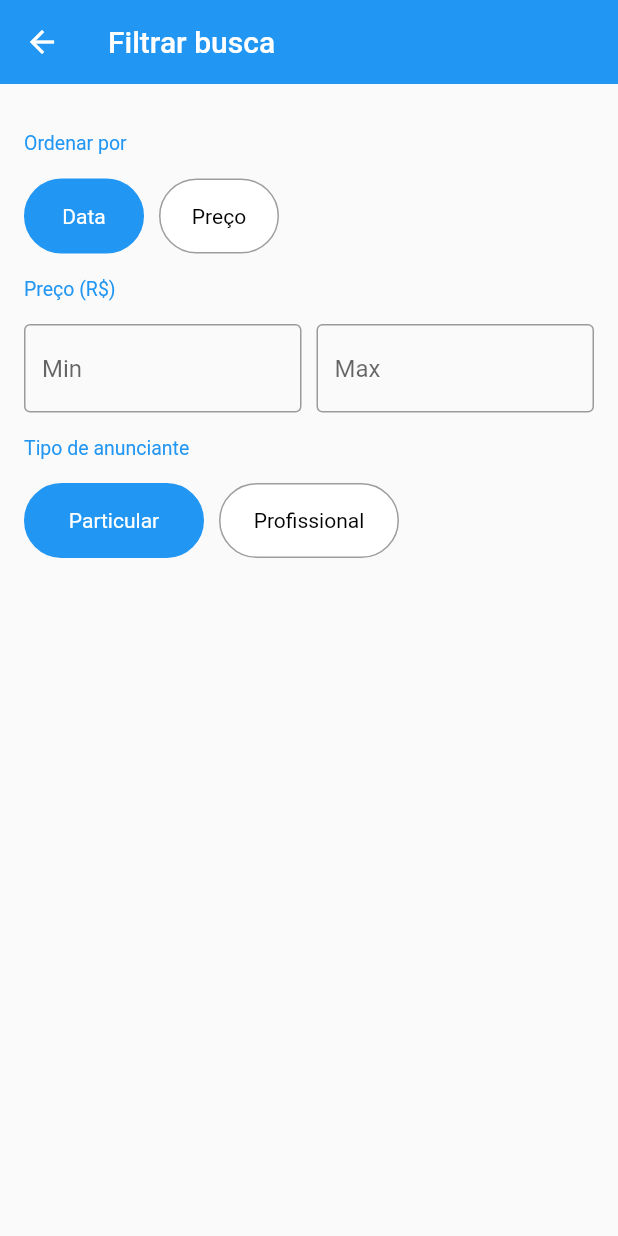
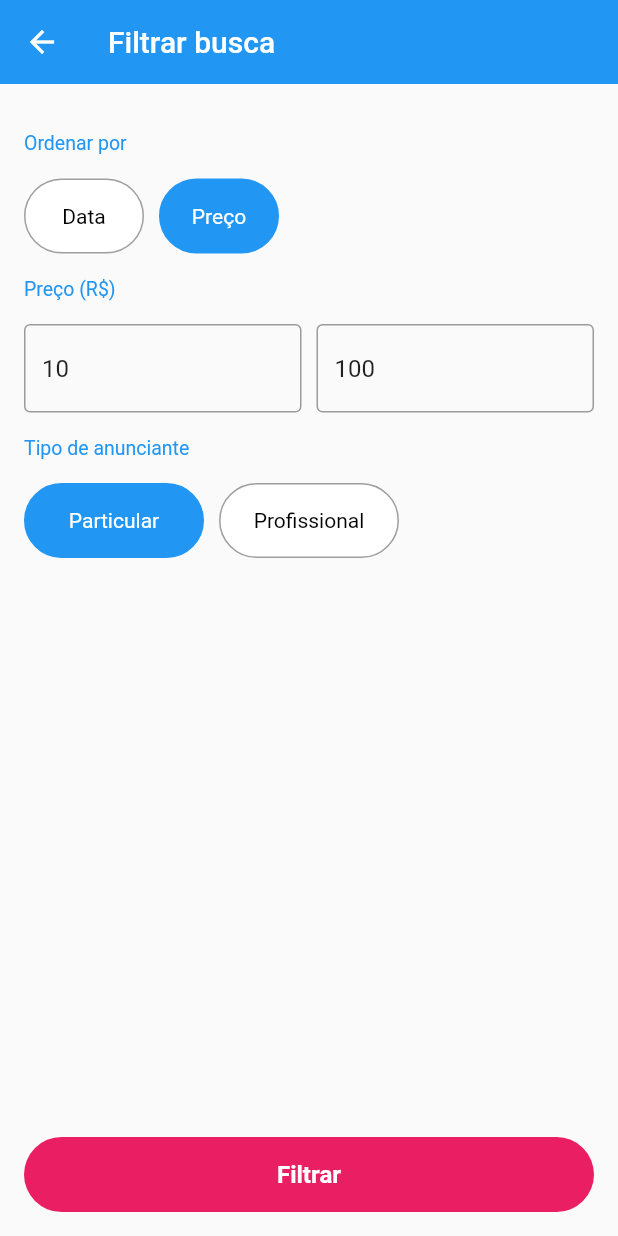
Before and after one commit to maximillianfx/flutter-course, a Flutter app: the FilterScreen screen opened directly, on a phone screen of 412 x 824 dp. Run offline on Flutter 3.47's test engine with Material 2 defaults, Android fonts, the phone set to English and light mode, and no system bars; our stand-ins replace carousel_pro, cloud_firestore, firebase_auth, firebase_storage, flutter_speed_dial, google_sign_in and 9 more; missing offline and left inert: bloc_pattern, dart:ffi, flutter_youtube; accounts and stored records are empty; statements that could not run were skipped; key blocks and very long unbroken strings in the code were emptied for the run.

```diff
--- a/xlo/xlo/lib/models/filter.dart
+++ b/xlo/xlo/lib/models/filter.dart
@@ -2,3 +2,14 @@ enum OrderBy { DATE, PRICE }
 
 const VENDOR_TYPE_PARTICULAR = 1 << 0;
 const VENDOR_TYPE_PROFESSIONAL = 1 << 1;
+
+class Filter {
+
+  Filter({this.search, this.orderBy = OrderBy.DATE, this.minPrice, this.maxPrice, this.vendorType = VENDOR_TYPE_PARTICULAR});
+
+  String search;
+  OrderBy orderBy;
+  int minPrice;
+  int maxPrice;
+  int vendorType;
+}
--- a/xlo/xlo/lib/screens/filter/filter_screen.dart
+++ b/xlo/xlo/lib/screens/filter/filter_screen.dart
@@ -1,5 +1,6 @@
 import 'package:flutter/material.dart';
 import 'package:xlo/models/filter.dart';
+import 'package:xlo/screens/filter/widgets/animated_button.dart';
 import 'package:xlo/screens/filter/widgets/order_by_field.dart';
 import 'package:xlo/screens/filter/widgets/price_range_field.dart';
 import 'package:xlo/screens/filter/widgets/section_title.dart';
@@ -13,10 +14,19 @@ class FilterScreen extends StatefulWidget {
 class _FilterScreenState extends State<FilterScreen> {
 
   final GlobalKey<FormState> _formKey = GlobalKey<FormState>();
+  final GlobalKey<ScaffoldState> _scaffoldKey = GlobalKey<ScaffoldState>();
+  final ScrollController _scrollController = ScrollController();
+  Filter _filter = Filter(
+    maxPrice: 100,
+    minPrice: 10,
+    vendorType: VENDOR_TYPE_PARTICULAR,
+    orderBy: OrderBy.PRICE
+  );
 
   @override
   Widget build(BuildContext context) {
     return Scaffold(
+      key: _scaffoldKey,
       appBar: AppBar(
         elevation: 0,
         title: const Text("Filtrar busca")
@@ -26,26 +36,53 @@ class _FilterScreenState extends State<FilterScreen> {
           Form(
             key: _formKey,
             child: ListView(
+              controller: _scrollController,
               padding: const EdgeInsets.all(16),
               children: <Widget>[
                 const SectionTitle(title: "Ordenar por"),
                 OrderByField(
-                  initialValue: OrderBy.DATE,
+                  initialValue: _filter.orderBy,
                   onSaved: (v) {
-
+                    _filter.orderBy = v;
                   },
                 ),
                 const SectionTitle(title: "Preço (R\$)"),
-                PriceRangeField(),
+                PriceRangeField(
+                  filter: _filter,
+                ),
                 const SectionTitle(title: "Tipo de anunciante"),
                 VendorTypeField(
-                  initialValue: VENDOR_TYPE_PARTICULAR,
+                  initialValue: _filter.vendorType,
                   onSaved: (v) {
-
+                    _filter.vendorType = v;
                   },
-                )
+                ),
+                const SizedBox(height: 400,)
               ],
             ),
+          ),
+          AnimatedButton(
+            scrollController: _scrollController,
+            onTap: () {
+              if (_formKey.currentState.validate()) {
+                _formKey.currentState.save();
+                if (_filter.maxPrice != null && _filter.minPrice != null) {
+                  if (_filter.minPrice > _filter.maxPrice) {
+                    _scaffoldKey.currentState.showSnackBar(
+                      SnackBar(
+                        content: const Text(
+                          "Faixa de preço inválida",
+                        ),
+                        backgroundColor: Colors.pink,
+                      )
+                    );
+                    return;
+                  }
+                }
+
+                //Salvar dados e pesquisar anuncios
+              }
+            },
           )
         ],
       ),
--- /dev/null
+++ b/xlo/xlo/lib/screens/filter/widgets/animated_button.dart
@@ -0,0 +1,88 @@
+import 'package:flutter/material.dart';
+
+class AnimatedButton extends StatefulWidget {
+
+  AnimatedButton({this.scrollController, this.onTap});
+
+  final ScrollController scrollController;
+  final VoidCallback onTap;
+
+  @override
+  _AnimatedButtonState createState() => _AnimatedButtonState();
+}
+
+class _AnimatedButtonState extends State<AnimatedButton> with SingleTickerProviderStateMixin {
+  AnimationController _controller;
+
+  Animation<EdgeInsets> _edgeAnimation;
+  Animation<double> _radiusAnimation;
+
+  ScrollController get scrollController => widget.scrollController;
+  VoidCallback get onTap => widget.onTap;
+
+  @override
+  void initState() {
+    super.initState();
+    _controller = AnimationController(vsync: this, duration: Duration(microseconds: 200));
+    _edgeAnimation = EdgeInsetsTween(
+      begin: const EdgeInsets.fromLTRB(16, 0, 16, 16),
+      end: EdgeInsets.zero
+    ).animate(_controller);
+
+    _radiusAnimation = Tween<double>(
+      begin: 25,
+      end: 0
+    ).animate(_controller);
+
+    scrollController.addListener(positionChanged);
+  }
+
+  void positionChanged() {
+    if (scrollController.offset > 0.98 * scrollController.position.maxScrollExtent) {
+      _controller.forward();
+    } else {
+      _controller.reverse();
+    }
+  }
+
+  @override
+  void dispose() {
+    _controller.dispose();
+    scrollController.removeListener(positionChanged);
+    super.dispose();
+  }
+
+  @override
+  Widget build(BuildContext context) {
+    return AnimatedBuilder(
+      animation: _controller,
+      builder: (_, __) {
+        return Positioned(
+          bottom: 0,
+          left: 0,
+          right: 0,
+          child: Container(
+            height: 50,
+            margin: _edgeAnimation.value,
+            child: RaisedButton(
+              color: Colors.pink,
+              child: const Text(
+                "Filtrar",
+                style: TextStyle(
+                  color: Colors.white,
+                  fontSize: 16,
+                  fontWeight: FontWeight.w600
+                ),
+              ),
+              elevation: 0,
+              onPressed: onTap,
+              shape: RoundedRectangleBorder(
+                borderRadius: BorderRadius.circular(_radiusAnimation.value)
+              ),
+            ),
+          ),
+        );
+      },
+    );
+  }
+}
--- a/xlo/xlo/lib/screens/filter/widgets/price_range_field.dart
+++ b/xlo/xlo/lib/screens/filter/widgets/price_range_field.dart
@@ -2,8 +2,14 @@ import 'package:brasil_fields/brasil_fields.dart';
 import 'package:flutter/material.dart';
 import 'package:flutter/services.dart';
 import 'package:xlo/helpers/format_field.dart';
+import 'package:xlo/models/filter.dart';
 
 class PriceRangeField extends StatelessWidget {
+
+  PriceRangeField({this.filter});
+
+  final Filter filter;
+
   @override
   Widget build(BuildContext context) {
     return Row(
@@ -19,12 +25,16 @@ class PriceRangeField extends StatelessWidget {
               WhitelistingTextInputFormatter.digitsOnly,
               RealInputFormatter(centavos: false)
             ],
-            initialValue: null,
+            initialValue: filter.minPrice?.toString(),
             onSaved: (s) {
-
+              if (s.isEmpty){
+                filter.minPrice = null;
+              } else {
+                filter.minPrice = int.parse(getSanitizedText(s));
+              }
             },
             validator: (s) {
-              if (!s.isEmpty && int.tryParse(getSanitizedText(s)) == null)
+              if (s.isNotEmpty && int.tryParse(getSanitizedText(s)) == null)
                 return "Utilize valores válidos";
               return null;
             },
@@ -42,12 +52,16 @@ class PriceRangeField extends StatelessWidget {
               WhitelistingTextInputFormatter.digitsOnly,
               RealInputFormatter(centavos: false)
             ],
-            initialValue: null,
+            initialValue: filter.maxPrice?.toString(),
             onSaved: (s) {
-
+              if (s.isEmpty){
+                filter.maxPrice = null;
+              } else {
+                filter.maxPrice = int.parse(getSanitizedText(s));
+              }
             },
             validator: (s) {
-              if (!s.isEmpty && int.tryParse(getSanitizedText(s)) == null)
+              if (s.isEmpty && int.tryParse(getSanitizedText(s)) == null)
                 return "Utilize valores válidos";
               return null;
             },
```
